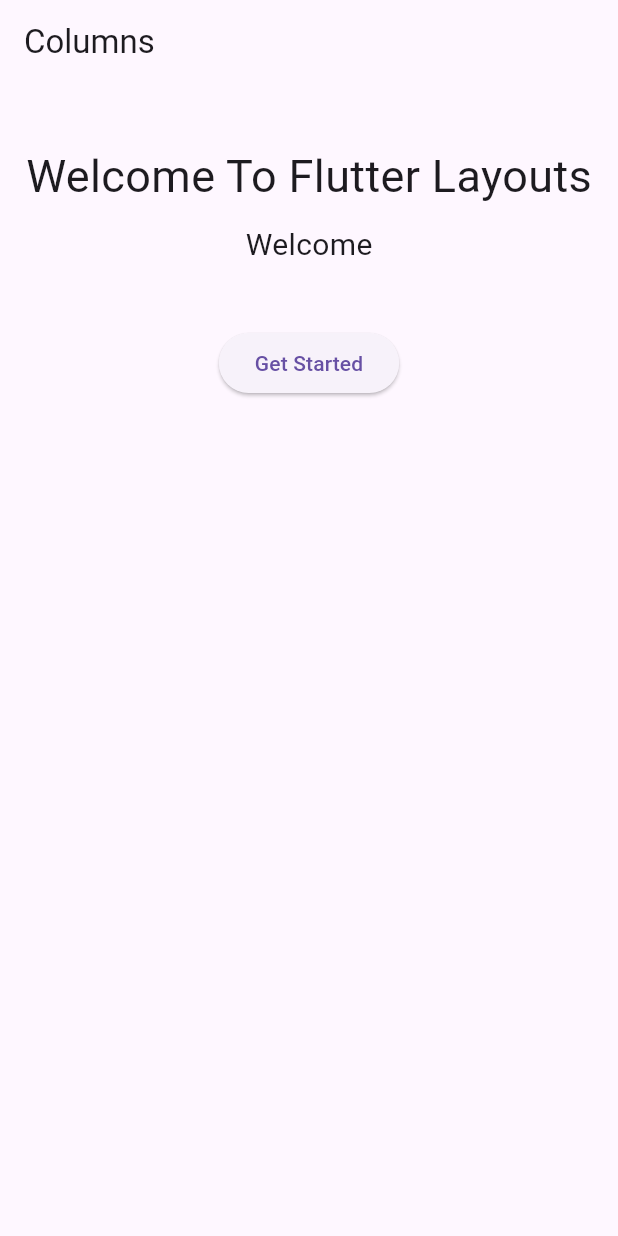
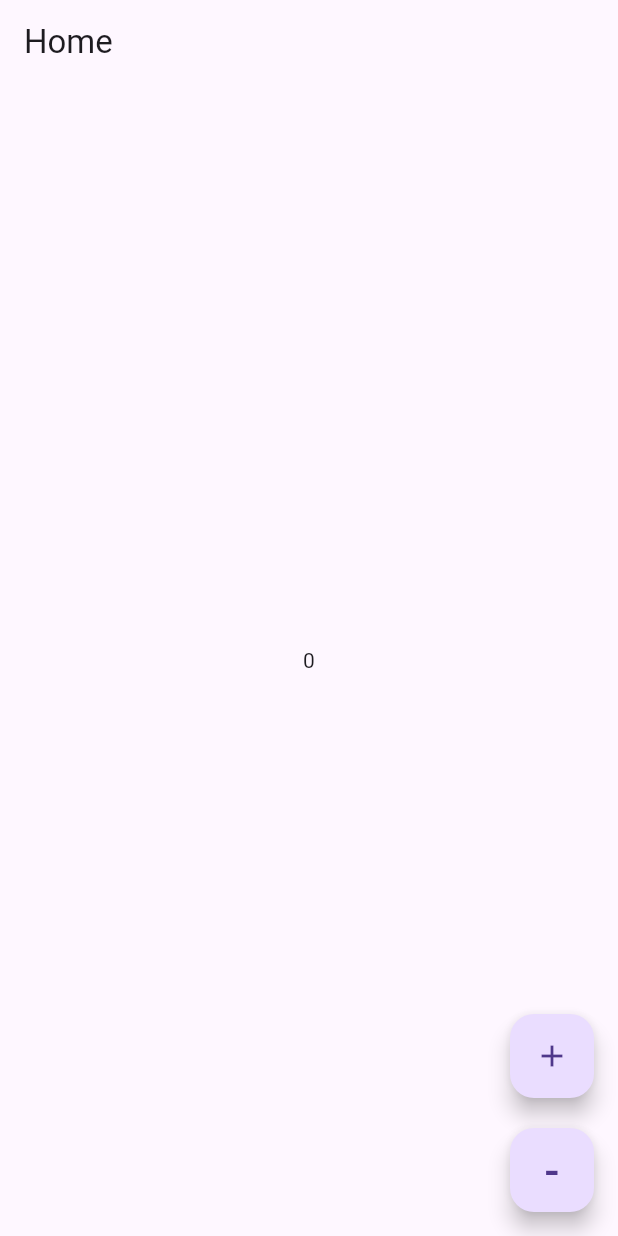
Before and after one commit to ITZARYAN18/practice1, a Flutter app: the screen it shows after launch, on a phone screen of 412 x 824 dp. Run offline on Flutter 3.47's test engine with Material 3 defaults, Android fonts, the phone set to English and light mode, and no system bars.

Commit message:
used provider

```diff
--- a/lib/main.dart
+++ b/lib/main.dart
@@ -1,6 +1,9 @@
 import 'package:flutter/material.dart';
 import 'package:notes_app/task1/gridwa.dart';
 import 'package:notes_app/task1/kolum.dart';
+import 'package:notes_app/tut1/home.dart';
+import 'package:notes_app/tut1/provide.dart';
+import 'package:provider/provider.dart';
 
 void main() {
   runApp(const MyApp());
@@ -12,8 +15,13 @@ class MyApp extends StatelessWidget {
   @override
   Widget build(BuildContext context) {
     // TODO: implement build
-    return MaterialApp(
-      home: ColumnTrial(),
+    return MultiProvider(
+      providers: [
+        ChangeNotifierProvider(create: (context)=> Provide()),
+      ],
+      child: MaterialApp(
+        home: Home(),
+      ),
     );
   }
 
--- /dev/null
+++ b/lib/tut1/home.dart
@@ -0,0 +1,46 @@
+import 'package:flutter/material.dart';
+import 'package:notes_app/tut1/provide.dart';
+import 'package:provider/provider.dart';
+
+class Home extends StatelessWidget {
+  const Home({super.key});
+
+  @override
+  Widget build(BuildContext context) {
+    return Scaffold(
+      appBar: AppBar(
+        title: Text("Home"),
+      ),
+
+      body:
+      Center(
+        child: Text(
+          context.watch<Provide>().number.toString(),
+        ),
+      )
+      ,
+      floatingActionButton: Column(
+        mainAxisSize: MainAxisSize.min,
+        children: [
+          FloatingActionButton(
+              child: Icon(Icons.add),
+              onPressed: (){
+                context.read<Provide>().Increase();
+              }),
+          SizedBox(
+            height: 20,
+          ),
+          FloatingActionButton(
+              child: Text("-",style: TextStyle(
+                fontSize: 30
+              ),),
+              onPressed: (){
+                context.read<Provide>().Decrease();
+              })
+        ],
+      ),
+
+      // floatingActionButton: FloatingActionButton(onPressed: (){}),
+    );
+  }
+}
--- /dev/null
+++ b/lib/tut1/provide.dart
@@ -0,0 +1,18 @@
+import 'package:flutter/material.dart';
+// import 'package:flutter/cupertino.dart';
+// import 'package:provider/provider.dart';
+
+class Provide extends ChangeNotifier{
+  int number;
+  Provide({
+    this. number = 0,
+});
+  void Increase(){
+    number++;
+    notifyListeners();
+  }
+  void Decrease(){
+    number--;
+    notifyListeners();
+  }
+}
--- a/pubspec.yaml
+++ b/pubspec.yaml
@@ -30,7 +30,7 @@ environment:
 dependencies:
   flutter:
     sdk: flutter
-
+  provider:
   # The following adds the Cupertino Icons font to your application.
   # Use with the CupertinoIcons class for iOS style icons.
   cupertino_icons: ^1.0.8
```
Also changed, not shown: lib/task2/navgation.dart (added, +14 -0 lines), lib/task2/cart_page.dart (added), lib/task2/cart_provider.dart (added), pubspec.lock.
